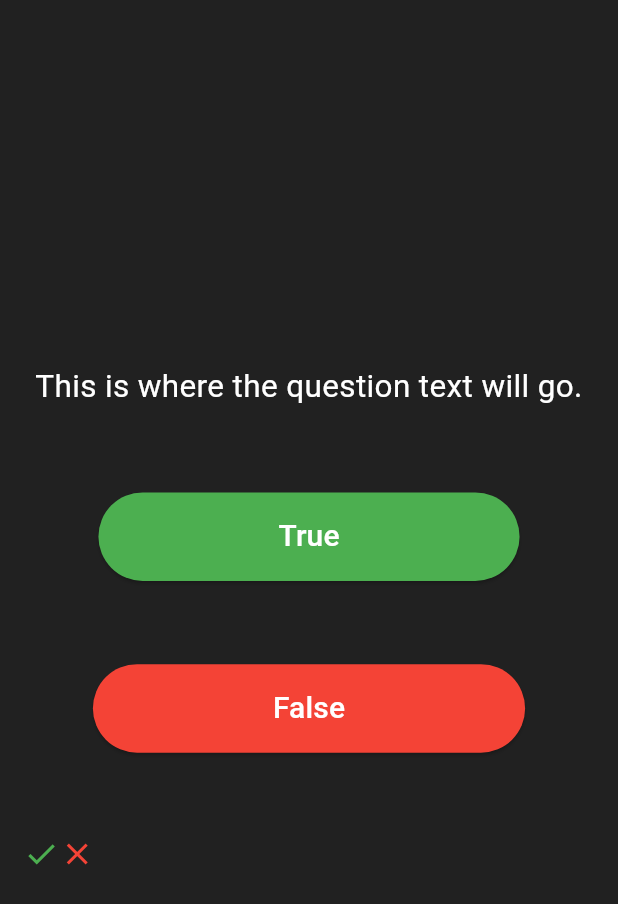
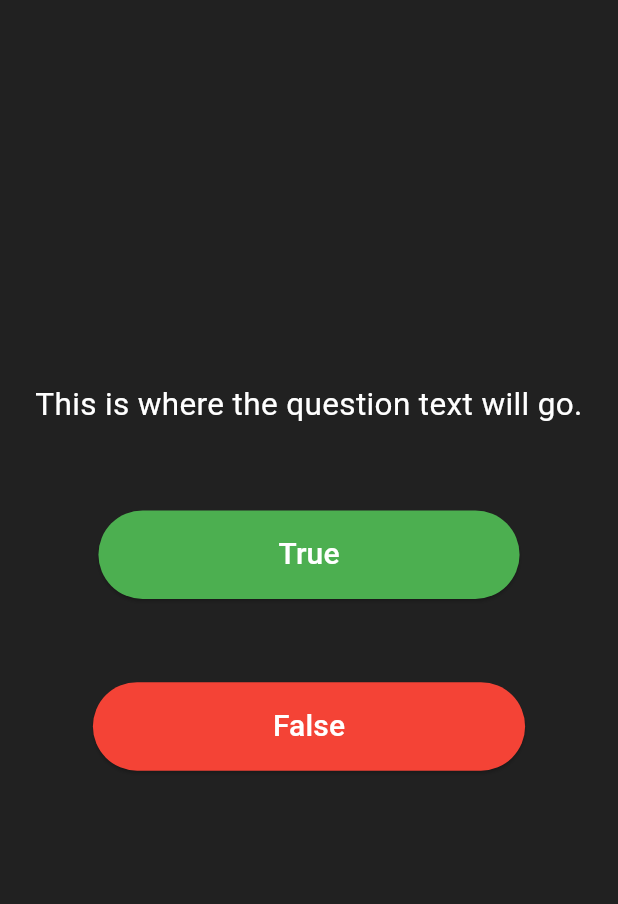
Before and after one commit to KASRA10/QuizApp_v1, a Flutter app: the screen it shows after launch, on a phone screen of 412 x 824 dp. Shown: the top 904 px of the screen. Run offline on Flutter 3.47's test engine with Material 3 defaults, Android fonts, the light colour scheme and no system bars.

Commit message:
Edit list To Be Empty Of Scores At First.

```diff
--- a/lib/main.dart
+++ b/lib/main.dart
@@ -33,17 +33,7 @@
 }
 
 class _QuizPageState extends State<QuizPage> {
-  List<Icon> scoreKeeper = [
-    const Icon(
-      Icons.check,
-      color: Colors.green,
-      semanticLabel: 'Check/ Ok Icon Indicates True',
-    ),
-    const Icon(
-      Icons.close,
-      color: Colors.red,
-    ),
-  ];
+  List<Icon> scoreKeeper = [];
 
   @override
   Widget build(BuildContext context) {
```
